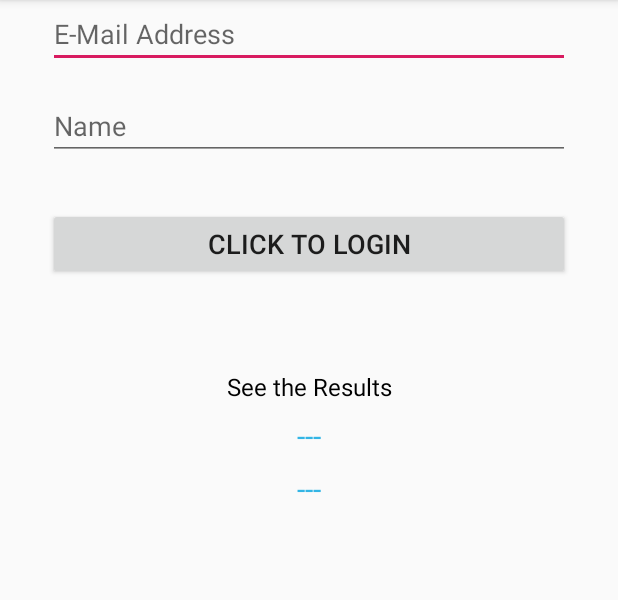
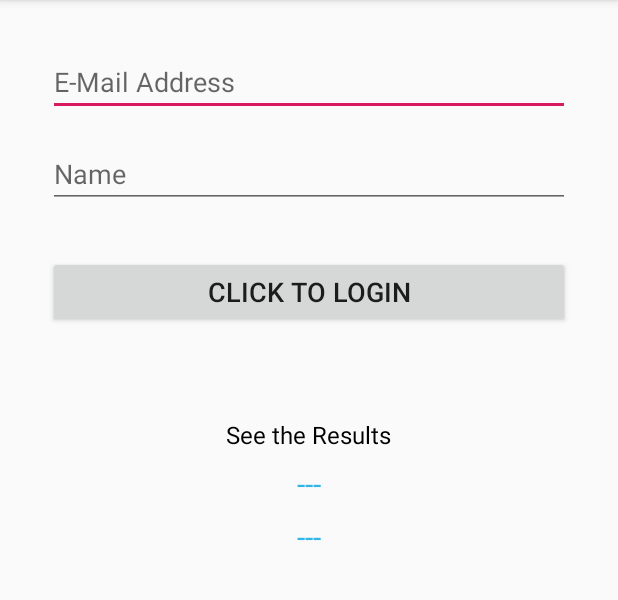
Before and after one commit to shubham7Smartdata/Joyers, an Android app: the screen it shows after launch (SignUpActivity), on a phone screen of 412 x 824 dp, the part 84-684 px from its top. Run offline under Robolectric (Android 15) with nearby library versions, the phone set to English and light mode, and no system bars; our stand-ins replace Room's generated code, sdp/ssp sizes; plain views replace LoginButton.

Commit message:
Initial shubham(Removed databinding)

```diff
--- a/app/build.gradle
+++ b/app/build.gradle
@@ -22,9 +22,7 @@ android {
             proguardFiles getDefaultProguardFile('proguard-android-optimize.txt'), 'proguard-rules.pro'
         }
     }
-    dataBinding {
-        enabled true
-    }
+
 }
 
 dependencies {
--- a/app/src/main/AndroidManifest.xml
+++ b/app/src/main/AndroidManifest.xml
@@ -16,7 +16,6 @@
         <activity android:name=".activities.SplashActivity">
             <intent-filter>
                 <action android:name="android.intent.action.MAIN"/>
-
                 <category android:name="android.intent.category.LAUNCHER"/>
             </intent-filter>
         </activity>
--- a/app/src/main/java/com/sdi/joyers/activities/BaseActivity.kt
+++ b/app/src/main/java/com/sdi/joyers/activities/BaseActivity.kt
@@ -1,7 +1,6 @@
 package com.sdi.joyers.activities
 
 import android.annotation.TargetApi
-import android.app.Activity
 import android.content.Context
 import android.content.pm.PackageManager
 import android.os.Build
@@ -9,8 +8,6 @@ import android.os.Bundle
 import android.view.inputmethod.InputMethodManager
 import androidx.annotation.LayoutRes
 import androidx.appcompat.app.AppCompatActivity
-import androidx.databinding.DataBindingUtil
-import androidx.databinding.ViewDataBinding
 import androidx.lifecycle.AndroidViewModel
 import com.sdi.joyers.utils.NetworkUtils
 
@@ -18,10 +15,9 @@ import com.sdi.joyers.utils.NetworkUtils
  * Created by shubham on 22/05/19.
  */
 
-abstract class BaseActivity<T : ViewDataBinding, V : AndroidViewModel> : AppCompatActivity() {
+abstract class BaseActivity<V : AndroidViewModel> : AppCompatActivity() {
 
     // since its going to be common for all the activities
-    var viewDataBinding: T? = null
     var mViewModel: V? = null
     lateinit var mContext: Context
 
@@ -30,7 +26,7 @@ abstract class BaseActivity<T : ViewDataBinding, V : AndroidViewModel> : AppComp
      *
      * @return variable id
      */
-    abstract val bindingVariable: Int
+//    abstract val bindingVariable: Int
 
     /**
      * @return layout resource id
@@ -56,9 +52,11 @@ abstract class BaseActivity<T : ViewDataBinding, V : AndroidViewModel> : AppComp
 
     override fun onCreate(savedInstanceState: Bundle?) {
         super.onCreate(savedInstanceState)
+        setContentView(layoutId)
         mContext = context
-        performDataBinding()
+        this.mViewModel = if (mViewModel == null) viewModel else mViewModel
         onCreate()
+        initListeners()
     }
 
     @TargetApi(Build.VERSION_CODES.M)
@@ -92,13 +90,14 @@ abstract class BaseActivity<T : ViewDataBinding, V : AndroidViewModel> : AppComp
     //        mProgressDialog = CommonUtils.showLoadingDialog(this);
     //    }
 
-    private fun performDataBinding() {
-        viewDataBinding = DataBindingUtil.setContentView(mContext as Activity, layoutId)
-        this.mViewModel = if (mViewModel == null) viewModel else mViewModel
-        viewDataBinding!!.setVariable(bindingVariable, mViewModel)
-        viewDataBinding!!.executePendingBindings()
-    }
+//    private fun performDataBinding() {
+//        viewDataBinding = DataBindingUtil.setContentView(mContext as Activity, layoutId)
+//
+//        viewDataBinding!!.setVariable(bindingVariable, mViewModel)
+//        viewDataBinding!!.executePendingBindings()
+//    }
 
     abstract fun onCreate()
+    abstract fun initListeners()
 
 }
--- a/app/src/main/java/com/sdi/joyers/activities/SignUpActivity.kt
+++ b/app/src/main/java/com/sdi/joyers/activities/SignUpActivity.kt
@@ -1,19 +1,17 @@
 package com.sdi.joyers.activities
 
 import android.content.Context
+import android.view.View
 import androidx.annotation.Nullable
 import androidx.lifecycle.Observer
 import androidx.lifecycle.ViewModelProviders
-import com.sdi.joyers.BR
 import com.sdi.joyers.R
 import com.sdi.joyers.data.UserModel
-import com.sdi.joyers.databinding.ActivitySignUpBinding
 import com.sdi.joyers.viewModel.UserViewModel
+import kotlinx.android.synthetic.main.activity_sign_up.*
 
-class SignUpActivity : BaseActivity<ActivitySignUpBinding, UserViewModel>() {
 
-    override val bindingVariable: Int
-        get() = BR.mViewModel
+class SignUpActivity : BaseActivity<UserViewModel>(), View.OnClickListener {
 
     override val layoutId: Int
         get() = R.layout.activity_sign_up
@@ -25,13 +23,35 @@ class SignUpActivity : BaseActivity<ActivitySignUpBinding, UserViewModel>() {
         get() = this@SignUpActivity
 
     override fun onCreate() {
-        viewModel.getUser().observe(this, object : Observer<UserModel> {
+        mViewModel!!.getUser().observe(this, object : Observer<UserModel> {
             override fun onChanged(@Nullable loginUser: UserModel) {
-                viewDataBinding!!.lblEmailAnswer.text = loginUser.email
-                viewDataBinding!!.lblPasswordAnswer.text = loginUser.name
-
+                lblEmailAnswer.text = loginUser.email
+                lblPasswordAnswer.text = loginUser.name
             }
         })
     }
 
+    override fun initListeners() {
+        btnLogin.setOnClickListener(this)
+    }
+
+    override fun onClick(v: View?) {
+        when (v!!.id) {
+            R.id.btnLogin -> {
+                mViewModel!!.setLoginData(
+                    UserModel(
+                        "1", txtEmailAddress.text.toString(),
+                        txtPassword.text.toString())
+                )
+            }
+//            R.id.btn_fb_login -> {
+//
+//            }
+
+//            R.id.btn_google_login -> {
+//
+//            }
+        }
+    }
+
 }
--- a/app/src/main/java/com/sdi/joyers/viewModel/UserViewModel.kt
+++ b/app/src/main/java/com/sdi/joyers/viewModel/UserViewModel.kt
@@ -1,20 +1,27 @@
 package com.sdi.joyers.viewModel
 
+import android.app.Activity
 import android.app.Application
-import android.view.View
+import android.content.Intent
 import androidx.lifecycle.AndroidViewModel
 import androidx.lifecycle.MutableLiveData
+import com.google.android.gms.auth.api.signin.GoogleSignIn
+import com.google.android.gms.auth.api.signin.GoogleSignInAccount
+import com.google.android.gms.auth.api.signin.GoogleSignInClient
+import com.google.android.gms.auth.api.signin.GoogleSignInOptions
+import com.google.android.gms.common.api.ApiException
+import com.google.android.gms.tasks.Task
 import com.sdi.joyers.data.UserModel
 import com.sdi.joyers.repositories.UserRepository
+
 
 class UserViewModel(application: Application) : AndroidViewModel(application) {
 
     private val mRepository: UserRepository = UserRepository(application)
 
+    private val RC_SIGN_IN = 1
     private var mUserModel: MutableLiveData<UserModel>? = null
-
-    var email: MutableLiveData<String> = MutableLiveData()
-    var name: MutableLiveData<String> = MutableLiveData()
+    lateinit var mGoogleSignInClient: GoogleSignInClient
 
     fun getUser(): MutableLiveData<UserModel> {
         if (mUserModel == null) {
@@ -23,9 +30,85 @@ class UserViewModel(application: Application) : AndroidViewModel(application) {
         return mUserModel as MutableLiveData<UserModel>
     }
 
-    fun onClick(view: View) {
-        val loginUser = UserModel("1", email.value, name.value)
-        mUserModel!!.value = loginUser
+//    fun onClick(view: View) {
+//        when (view.id) {
+//            R.id.btnLogin -> {
+////                val loginUser =
+////
+//            }
+//
+//            R.id.btn_fb_login -> {
+//
+//            }
+//
+//            R.id.btn_google_login -> {
+//
+//            }
+//        }
+//    }
+
+    fun setLoginData(mModel: UserModel) {
+        mUserModel!!.value = mModel
     }
 
+//    //Called from Activity receving result
+//    fun onResultFromActivity(requestCode: Int, resultCode: Int, data: Intent?) {
+//        when (requestCode) {
+//            RC_SIGN_IN -> {
+//                val task = GoogleSignIn.getSignedInAccountFromIntent(data)
+//                handleSignInResult(task)
+//            }
+//        }
+//    }
+//
+//    private fun signInGmail(activity: Activity) {
+//        val gso = GoogleSignInOptions.Builder(GoogleSignInOptions.DEFAULT_SIGN_IN)
+//            .requestEmail()
+//            .build()
+//        mGoogleSignInClient = GoogleSignIn.getClient(activity, gso)
+//        val signInIntent = mGoogleSignInClient.signInIntent
+//        activity.startActivityForResult(signInIntent, RC_SIGN_IN)
+//    }
+//
+//    private fun handleSignInResult(completedTask: Task<GoogleSignInAccount>) {
+//        try {
+//            val account = completedTask.getResult(ApiException::class.java)
+//
+//            // Signed in successfully, show authenticated UI.
+////            Log.w(TAG, "signInResult: code=$account")
+//            mGoogleSignInClient.signOut()
+//
+////            updateUI(account)
+//        } catch (e: ApiException) {
+//            // The ApiException status code indicates the detailed failure reason.
+//            // Please refer to the GoogleSignInStatusCodes class reference for more information.
+////            Log.w(TAG, "signInResult:failed code=" + e.statusCode)
+//            //            updateUI(null);
+//        }
+//
+//    }
+
+
+//    fun facebookClicked(){
+//        callbackManager = CallbackManager.Factory.create()
+//        login_button.setReadPermissions(Arrays.asList("email"))
+//
+//        LoginManager.getInstance().registerCallback(callbackManager,
+//            object : FacebookCallback<LoginResult> {
+//                override fun onSuccess(loginResult: LoginResult) {
+//                    var mAccessToken = loginResult.getAccessToken()
+////                    loginPresenter.getUserProfile(mAccessToken)
+//                }
+//
+//                override fun onCancel() {
+//                    // App code
+//                }
+//
+//                override fun onError(exception: FacebookException) {
+//                    // App code
+//                }
+//            })
+//    }
+
+
 }
--- a/app/src/main/res/layout/activity_sign_up.xml
+++ b/app/src/main/res/layout/activity_sign_up.xml
@@ -1,43 +1,36 @@
 <?xml version="1.0" encoding="utf-8"?>
-<layout xmlns:android="http://schemas.android.com/apk/res/android"
-        xmlns:app="http://schemas.android.com/apk/res-auto"
-        xmlns:tools="http://schemas.android.com/tools">
-
-    <data>
-        <variable
-                name="mViewModel"
-                type="com.sdi.joyers.viewModel.UserViewModel"/>
-    </data>
+<LinearLayout xmlns:android="http://schemas.android.com/apk/res/android"
+              xmlns:tools="http://schemas.android.com/tools"
+              android:layout_width="match_parent"
+              android:layout_height="match_parent"
+              android:orientation="vertical">
 
     <androidx.core.widget.NestedScrollView
             android:layout_width="match_parent"
             android:layout_height="wrap_content"
             android:isScrollContainer="true">
 
-        <androidx.constraintlayout.widget.ConstraintLayout
+        <LinearLayout
                 android:layout_width="match_parent"
                 android:layout_height="match_parent"
+                android:orientation="vertical"
                 tools:context=".View.MainActivity">
 
 
             <EditText
                     android:id="@+id/txtEmailAddress"
-                    android:layout_width="0dp"
+                    android:layout_width="match_parent"
                     android:layout_height="wrap_content"
                     android:layout_marginEnd="32dp"
                     android:layout_marginStart="32dp"
                     android:layout_marginTop="32dp"
                     android:ems="10"
                     android:hint="E-Mail Address"
-                    android:inputType="textEmailAddress"
-                    android:text="@={mViewModel.email}"
-                    app:layout_constraintEnd_toEndOf="parent"
-                    app:layout_constraintStart_toStartOf="parent"
-                    app:layout_constraintTop_toBottomOf="@+id/lblTitle"/>
+                    android:inputType="textEmailAddress"/>
 
             <EditText
                     android:id="@+id/txtPassword"
-                    android:layout_width="0dp"
+                    android:layout_width="match_parent"
                     android:layout_height="wrap_content"
                     android:layout_marginEnd="32dp"
                     android:layout_marginStart="32dp"
@@ -45,72 +38,69 @@
                     android:ems="10"
                     android:hint="Name"
                     android:inputType="text"
-                    android:text="@={mViewModel.name}"
-                    app:layout_constraintEnd_toEndOf="parent"
-                    app:layout_constraintStart_toStartOf="parent"
-                    app:layout_constraintTop_toBottomOf="@+id/txtEmailAddress"/>
-
+            />
             <Button
                     android:id="@+id/btnLogin"
-                    android:layout_width="0dp"
+                    android:layout_width="match_parent"
                     android:layout_height="wrap_content"
                     android:layout_marginEnd="32dp"
                     android:layout_marginStart="32dp"
                     android:layout_marginTop="32dp"
                     android:text="Click to Login"
-                    android:onClick="@{(v) -> mViewModel.onClick(v)}"
-                    android:textSize="18sp"
-                    app:layout_constraintEnd_toEndOf="parent"
-                    app:layout_constraintStart_toStartOf="parent"
-                    app:layout_constraintTop_toBottomOf="@+id/txtPassword"/>
+                    android:textSize="18sp"/>
 
             <TextView
                     android:id="@+id/lblTagline"
                     android:layout_width="wrap_content"
                     android:layout_height="wrap_content"
                     android:layout_marginEnd="8dp"
+                    android:layout_gravity="center"
                     android:layout_marginStart="8dp"
                     android:layout_marginTop="60dp"
                     android:text="See the Results"
                     android:textColor="@android:color/background_dark"
                     android:gravity="center"
-                    android:textSize="16sp"
-                    app:layout_constraintEnd_toEndOf="parent"
-                    app:layout_constraintStart_toStartOf="parent"
-                    app:layout_constraintTop_toBottomOf="@+id/btnLogin"/>
-
+                    android:textSize="16sp"/>
             <TextView
                     android:id="@+id/lblEmailAnswer"
                     android:layout_width="wrap_content"
                     android:layout_height="wrap_content"
                     android:layout_marginEnd="8dp"
+                    android:layout_gravity="center"
                     android:layout_marginStart="8dp"
                     android:layout_marginTop="8dp"
                     android:text="---"
                     android:textColor="@android:color/holo_blue_light"
-                    android:textSize="20sp"
-                    app:layout_constraintEnd_toEndOf="parent"
-                    app:layout_constraintStart_toStartOf="parent"
-                    app:layout_constraintTop_toBottomOf="@+id/lblTagline"/>
-
+                    android:textSize="20sp"/>
             <TextView
                     android:id="@+id/lblPasswordAnswer"
                     android:layout_width="wrap_content"
                     android:layout_height="wrap_content"
                     android:layout_marginBottom="32dp"
                     android:layout_marginEnd="8dp"
+                    android:layout_gravity="center"
                     android:layout_marginStart="8dp"
                     android:layout_marginTop="8dp"
                     android:text="---"
                     android:textColor="@android:color/holo_blue_light"
-                    android:textSize="20sp"
-                    app:layout_constraintBottom_toBottomOf="parent"
-                    app:layout_constraintEnd_toEndOf="parent"
-                    app:layout_constraintStart_toStartOf="parent"
-                    app:layout_constraintTop_toBottomOf="@+id/lblEmailAnswer"/>
+                    android:textSize="20sp"/>
 
-        </androidx.constraintlayout.widget.ConstraintLayout>
+            <!--<com.google.android.gms.common.SignInButton-->
+                    <!--android:id="@+id/btn_google_login"-->
+                    <!--android:layout_width="match_parent"-->
+                    <!--android:layout_height="wrap_content"-->
+                    <!--android:padding="@dimen/_12sdp"-->
+                    <!--android:layout_margin="@dimen/_12sdp"/>-->
+
+            <!--<com.facebook.login.widget.LoginButton-->
+                    <!--android:id="@+id/btn_fb_login"-->
+                    <!--android:layout_width="match_parent"-->
+                    <!--android:layout_height="wrap_content"-->
+                    <!--android:padding="@dimen/_12sdp"-->
+                    <!--android:layout_margin="@dimen/_12sdp"/>-->
+
+        </LinearLayout>
 
     </androidx.core.widget.NestedScrollView>
 
-</layout>
+</LinearLayout>
```
